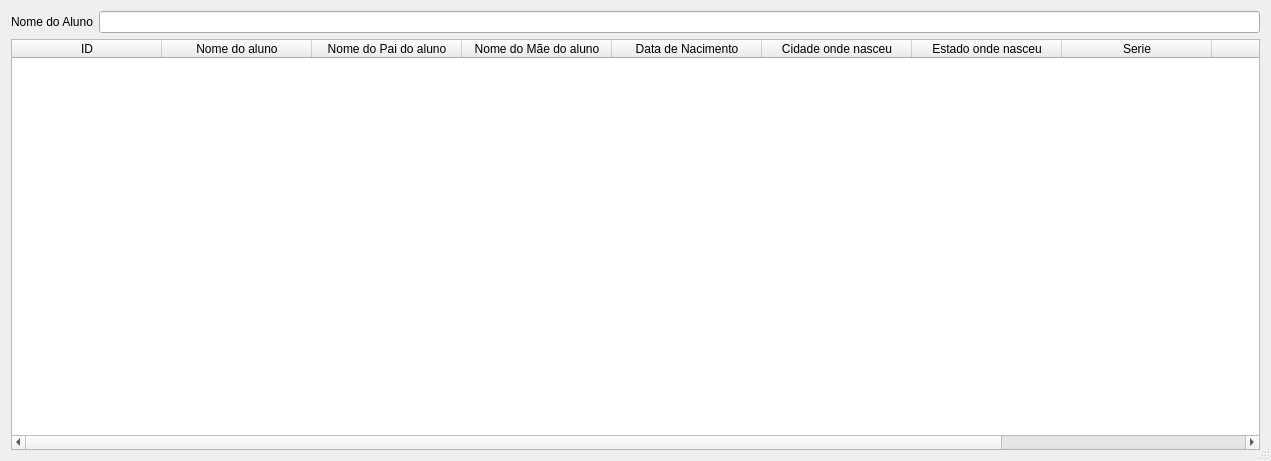
Above: GeradorDeDocumentos/view/pesquisa.ui from andersonferreira1277/Exerc-cios-de-P1-e-LP1 before the change. Below: the same form after it.
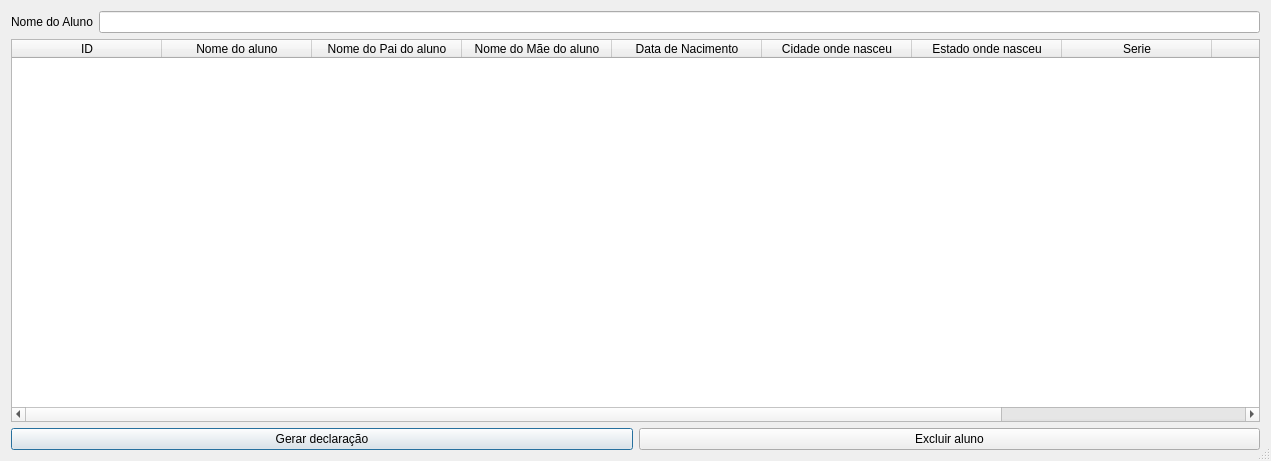
That is the form after the change. Icons and pictures are not drawn.

Diff of the .ui file:
```diff
--- a/GeradorDeDocumentos/view/pesquisa.ui
+++ b/GeradorDeDocumentos/view/pesquisa.ui
@@ -143,7 +143,22 @@
       </widget>
      </item>
      <item>
-      <layout class="QHBoxLayout" name="horizontalLayout"/>
+      <layout class="QHBoxLayout" name="horizontalLayout">
+       <item>
+        <widget class="QPushButton" name="btnGerarDeclaracao">
+         <property name="text">
+          <string>Gerar declaração</string>
+         </property>
+        </widget>
+       </item>
+       <item>
+        <widget class="QPushButton" name="btnExcluirAluno">
+         <property name="text">
+          <string>Excluir aluno</string>
+         </property>
+        </widget>
+       </item>
+      </layout>
      </item>
     </layout>
    </item>
```
